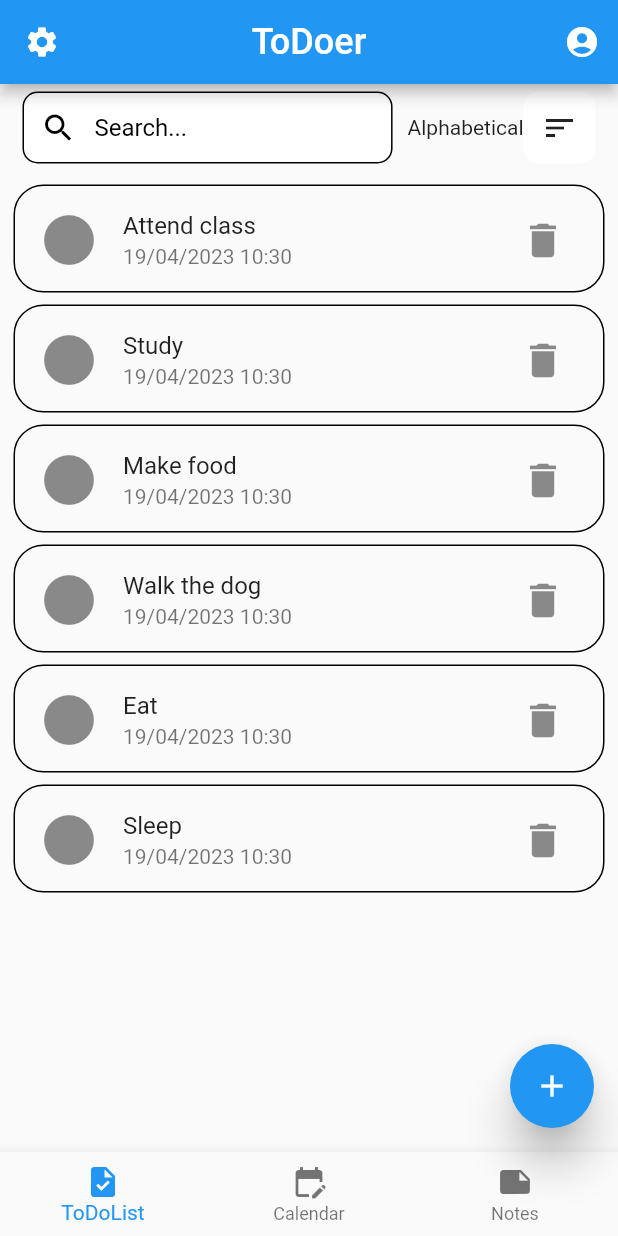
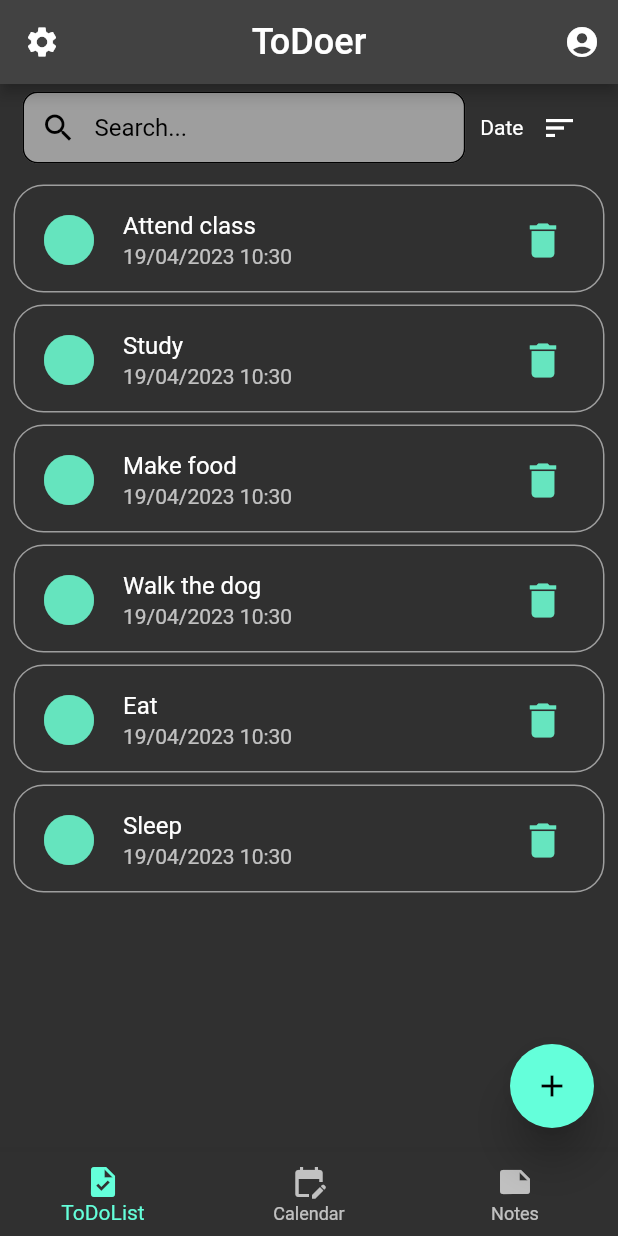
Before and after one commit to dtuukkanen/ToDo, a Flutter app: the screen it shows after launch, on a phone screen of 412 x 824 dp. Run offline on Flutter 3.47's test engine with Material 2 defaults, Android fonts, the phone set to English and light mode, and no system bars.

Commit message:
Dark theme and color changes

```diff
--- a/lib/main.dart
+++ b/lib/main.dart
@@ -39,7 +39,7 @@ class _MainAppState extends State<MainApp> {
           padding: const EdgeInsets.all(4.0),
           child: ListTile(
             shape: RoundedRectangleBorder(
-                side: const BorderSide(color: Colors.black, width: 1),
+                side: const BorderSide(color: Colors.grey, width: 1),
                 borderRadius: BorderRadius.circular(20)),
             title: Text(
               tasks[index],
@@ -52,11 +52,13 @@ class _MainAppState extends State<MainApp> {
             leading: const Icon(
               Icons.circle,
               size: 40,
+              color: Color.fromARGB(239, 105, 240, 200),
             ),
             trailing: IconButton(
               icon: const Icon(
                 Icons.delete,
                 size: 30,
+                color: Color.fromARGB(240, 105, 240, 200),
               ),
               onPressed: () {
                 setState(() {
@@ -110,7 +112,7 @@ class _MainAppState extends State<MainApp> {
   Widget build(BuildContext context) {
     return MaterialApp(
         debugShowCheckedModeBanner: false,
-        //theme:
+        theme: ThemeData.dark(),
         home: Scaffold(
             appBar: topBar(context),
             body: Container(
@@ -191,7 +193,7 @@ class _MainAppState extends State<MainApp> {
                   color: Colors.black,
                 ),
                 filled: true,
-                fillColor: Colors.white,
+                fillColor: Colors.grey,
                 contentPadding: EdgeInsets.all(8.0),
                 enabledBorder: OutlineInputBorder(
                   borderSide: BorderSide(color: Colors.black),
@@ -207,10 +209,10 @@ class _MainAppState extends State<MainApp> {
           const SizedBox(
             width: 10.0,
           ),
-          const Text("Alphabetical"),
+          const Text("Date"),
           Container(
             decoration: BoxDecoration(
-              color: Colors.white,
+              color: const Color.fromARGB(0, 0, 0, 0),
               borderRadius: BorderRadius.circular(10.0),
             ),
             child: PopupMenuButton(
```
